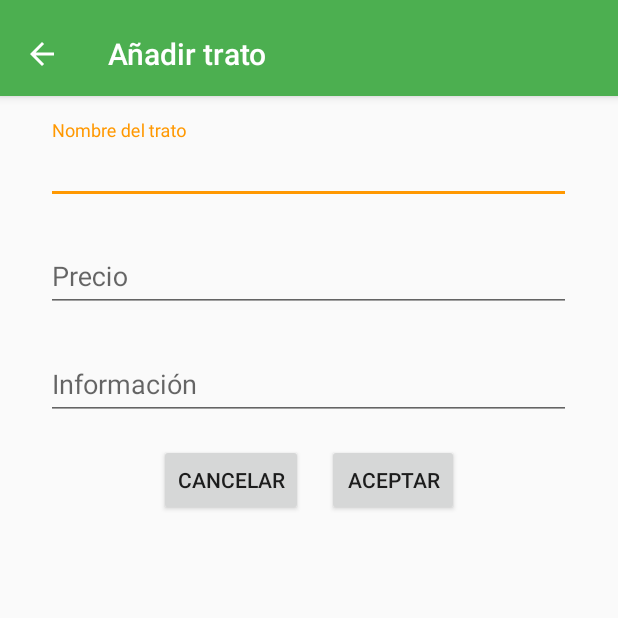
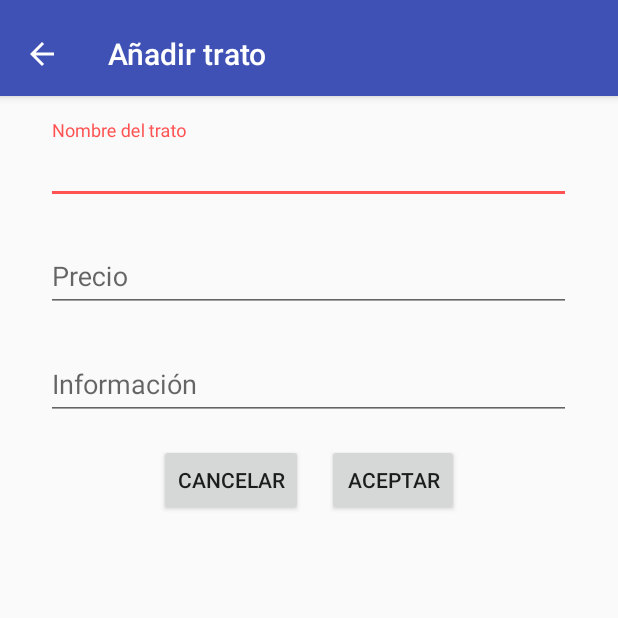
Before and after one commit to Davids89/PayMe, an Android app: the AddDealActivity screen opened directly, with no data from a screen before it, on a phone screen of 412 x 824 dp, the top half of it. Run offline under Robolectric (Android 15) with nearby library versions, the phone set to English and light mode, and no system bars; our stand-ins replace ButterKnife, EventBus, Firebase (no records; nobody signed in at launch, a user with empty details on screens opened directly).

Commit message:
Changed colors

```diff
--- a/app/build.gradle
+++ b/app/build.gradle
@@ -23,6 +23,7 @@ android {
         exclude 'META-INF/LICENSE-FIREBASE.txt'
         exclude 'META-INF/NOTICE'
     }
+    buildToolsVersion '25.0.0'
 }
 
 dependencies {
--- a/app/src/main/res/values/colors.xml
+++ b/app/src/main/res/values/colors.xml
@@ -1,9 +1,9 @@
 <?xml version="1.0" encoding="utf-8"?>
 <resources>
-    <color name="colorPrimary">#4CAF50</color>
-    <color name="colorPrimaryDark">#388E3C</color>
-    <color name="colorPrimaryLight">#C8E6C9</color>
-    <color name="colorAccent">#FF9800</color>
+    <color name="colorPrimary">#3F51B5</color>
+    <color name="colorPrimaryDark">#303F9F</color>
+    <color name="colorPrimaryLight">#C5CAE9</color>
+    <color name="colorAccent">#FF5252</color>
     <color name="primaryText">#212121</color>
     <color name="secondaryText">#757575</color>
     <color name="textIcons">#FFFFFF</color>
```
